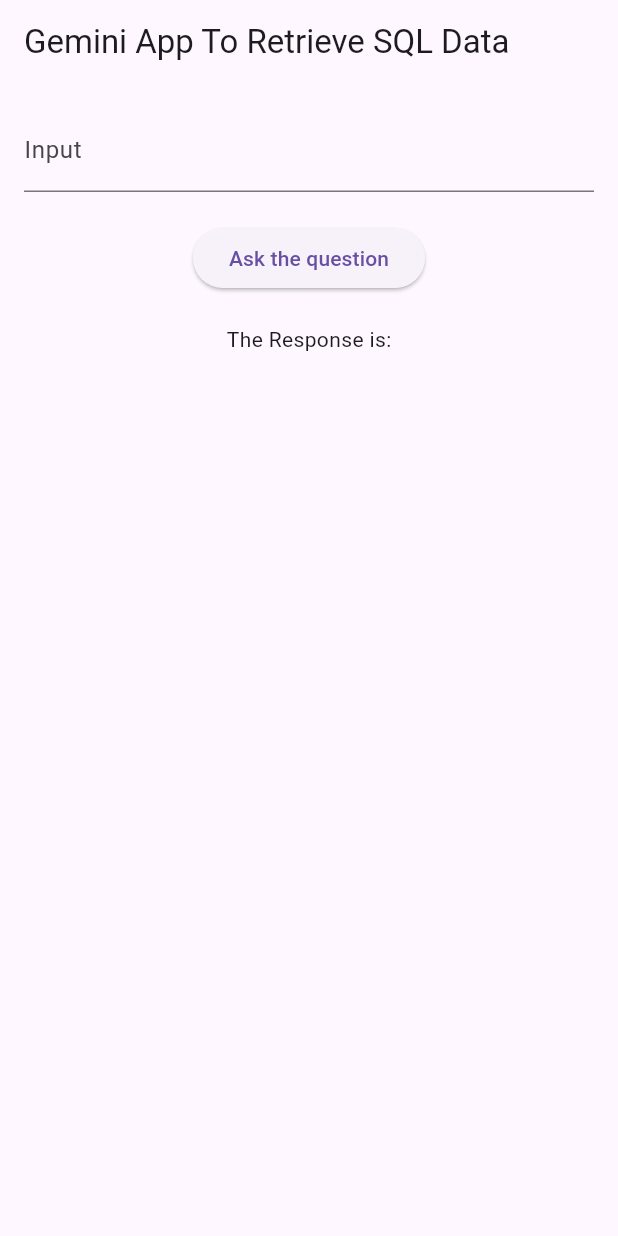
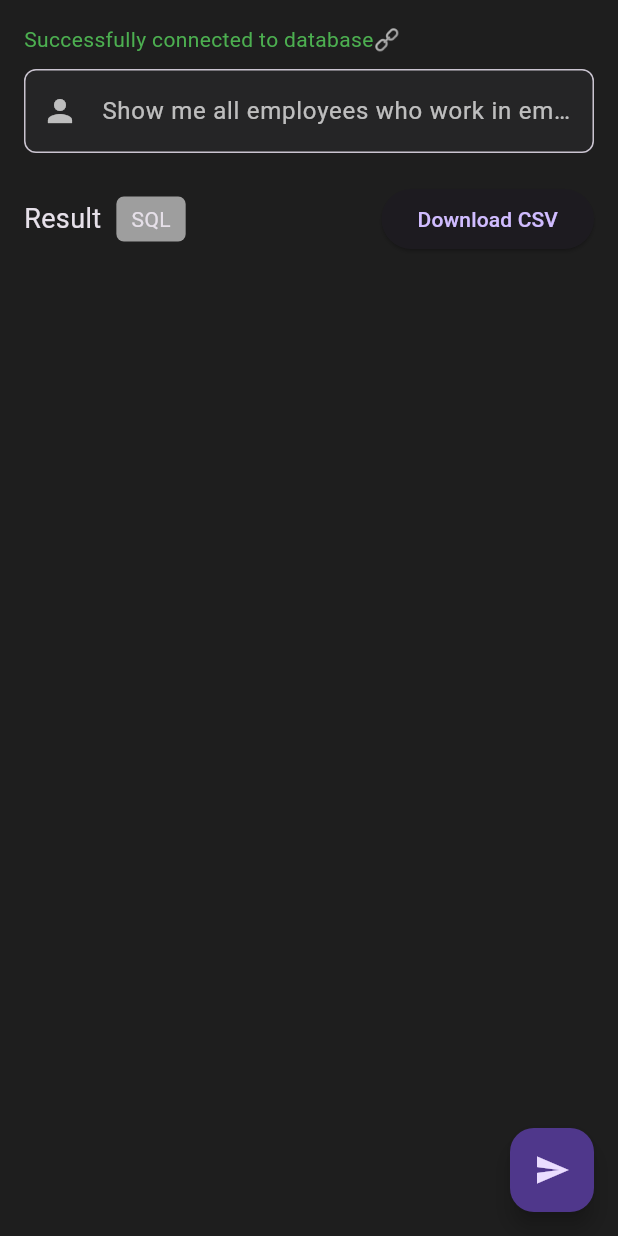
Before and after one commit to arshak-codes/DataGenie.Ai-1.0, a Flutter app: the screen it shows after launch, on a phone screen of 412 x 824 dp. Run offline on Flutter 3.47's test engine with Material 3 defaults, Android fonts, the phone set to English and light mode, and no system bars; our stand-ins replace csv.

Commit message:
UI Updates

```diff
--- a/datagenie_win/lib/main.dart
+++ b/datagenie_win/lib/main.dart
@@ -1,6 +1,10 @@
 import 'package:flutter/material.dart';
+import 'package:http/http.dart' as http;
 import 'dart:convert';
-import 'package:http/http.dart' as http;
+import 'package:csv/csv.dart';
+import 'package:path_provider/path_provider.dart';
+import 'dart:io';
+import 'package:path/path.dart' as path;
 
 void main() {
   runApp(MyApp());
@@ -10,74 +14,187 @@
   @override
   Widget build(BuildContext context) {
     return MaterialApp(
-      home: Scaffold(
-        appBar: AppBar(
-          title: Text('Gemini App To Retrieve SQL Data'),
+      title: 'Data Genie',
+      theme: ThemeData(
+        brightness: Brightness.dark,
+        scaffoldBackgroundColor: Color(0xFF1E1E1E),
+      ),
+      home: MyHomePage(),
+    );
+  }
+}
+
+class MyHomePage extends StatefulWidget {
+  @override
+  _MyHomePageState createState() => _MyHomePageState();
+}
+
+class _MyHomePageState extends State<MyHomePage> {
+  final TextEditingController _controller = TextEditingController();
+  List<List<dynamic>> _data = [];
+  String _sqlQuery = '';
+  bool _showSql = false;
+  bool _isLoading = false;
+
+  Future<void> _submit() async {
+    setState(() {
+      _isLoading = true;
+    });
+
+    try {
+      final response = await http.post(
+        Uri.parse('http://127.0.0.1:5000/query'),
+        headers: {'Content-Type': 'application/json'},
+        body: jsonEncode({'question': _controller.text}),
+      );
+
+      if (response.statusCode == 200) {
+        final jsonResponse = jsonDecode(response.body);
+        setState(() {
+          _data = List<List<dynamic>>.from(jsonResponse['data']);
+          _sqlQuery = jsonResponse['sql'];
+          _isLoading = false;
+        });
+      } else {
+        throw Exception('Failed to load response');
+      }
+    } catch (e) {
+      setState(() {
+        _isLoading = false;
+      });
+      ScaffoldMessenger.of(context).showSnackBar(
+        SnackBar(content: Text('Error: ${e.toString()}')),
+      );
+    }
+  }
+
+  Future<void> _downloadCsv() async {
+    if (_data.isEmpty) {
+      ScaffoldMessenger.of(context).showSnackBar(
+        SnackBar(content: Text('No data to download')),
+      );
+      return;
+    }
+
+    try {
+      final csvData = ListToCsvConverter().convert(_data);
+
+      // Get the user's home directory
+      final home = await getDownloadsDirectory() ?? await getApplicationDocumentsDirectory();
+
+      // Create a file in the Downloads folder
+      final file = File(path.join(home.path, 'data_${DateTime.now().millisecondsSinceEpoch}.csv'));
+
+      // Write the CSV data to the file
+      await file.writeAsString(csvData);
+
+      ScaffoldMessenger.of(context).showSnackBar(
+        SnackBar(content: Text('CSV file saved to ${file.path}')),
+      );
+    } catch (e) {
+      ScaffoldMessenger.of(context).showSnackBar(
+        SnackBar(content: Text('Error saving file: ${e.toString()}')),
+      );
+    }
+  }
+
+  @override
+  Widget build(BuildContext context) {
+    return Scaffold(
+      body: Padding(
+        padding: const EdgeInsets.all(16.0),
+        child: Column(
+          crossAxisAlignment: CrossAxisAlignment.start,
+          children: <Widget>[
+            Text(
+              'Successfully connected to database🔗',
+              style: TextStyle(color: Colors.green),
+            ),
+            SizedBox(height: 10),
+            Container(
+              decoration: BoxDecoration(
+                color: Color(0xFF252526),
+                borderRadius: BorderRadius.circular(8),
+              ),
+              child: TextField(
+                controller: _controller,
+                decoration: InputDecoration(
+                  hintText: 'Show me all employees who work in employee dept',
+                  hintStyle: TextStyle(color: Colors.white70),
+                  border: OutlineInputBorder(
+                    borderRadius: BorderRadius.circular(8),
+                  ),
+                  filled: true,
+                  fillColor: Color(0xFF252526),
+                  prefixIcon: Icon(Icons.person, color: Colors.white70),
+                ),
+                style: TextStyle(color: Colors.white),
+              ),
+            ),
+            SizedBox(height: 20),
+            Row(
+              children: [
+                Text('Result', style: TextStyle(fontSize: 18)),
+                SizedBox(width: 10),
+                InkWell(
+                  onTap: () {
+                    setState(() {
+                      _showSql = !_showSql;
+                    });
+                  },
+                  child: Container(
+                    padding: EdgeInsets.symmetric(horizontal: 10, vertical: 5),
+                    decoration: BoxDecoration(
+                      color: _showSql ? Colors.blue : Colors.grey,
+                      borderRadius: BorderRadius.circular(5),
+                    ),
+                    child: Text('SQL'),
+                  ),
+                ),
+                Spacer(),
+                ElevatedButton(
+                  onPressed: _downloadCsv,
+                  child: Text('Download CSV'),
+                ),
+              ],
+            ),
+            SizedBox(height: 10),
+            if (_isLoading)
+              Center(child: CircularProgressIndicator())
+            else if (_showSql)
+              Container(
+                padding: EdgeInsets.all(10),
+                decoration: BoxDecoration(
+                  color: Color(0xFF252526),
+                  borderRadius: BorderRadius.circular(5),
+                ),
+                child: Text(_sqlQuery),
+              )
+            else if (_data.isNotEmpty)
+              Expanded(
+                child: SingleChildScrollView(
+                  scrollDirection: Axis.vertical,
+                  child: SingleChildScrollView(
+                    scrollDirection: Axis.horizontal,
+                    child: DataTable(
+                      columns: _data[0].map((item) => DataColumn(label: Text(item.toString()))).toList(),
+                      rows: _data.sublist(1).map((row) => DataRow(
+                        cells: row.map((cell) => DataCell(Text(cell.toString()))).toList(),
+                      )).toList(),
+                    ),
+                  ),
+                ),
+              ),
+            SizedBox(height: 10),
+            if (_data.isNotEmpty)
+              Text('1 to ${_data.length - 1} of ${_data.length - 1}', style: TextStyle(color: Colors.white70)),
+          ],
         ),
-        body: MyForm(),
+      ),
+      floatingActionButton: FloatingActionButton(
+        onPressed: _submit,
+        child: Icon(Icons.send),
       ),
     );
   }
 }
-
-class MyForm extends StatefulWidget {
-  @override
-  _MyFormState createState() => _MyFormState();
-}
-
-class _MyFormState extends State<MyForm> {
-  final TextEditingController _controller = TextEditingController();
-  String _response = '';
-
-  void _submit() async {
-    String question = _controller.text;
-    String response = await getGeminiResponse(question);
-    setState(() {
-      _response = response;
-    });
-  }
-
-  @override
-  Widget build(BuildContext context) {
-    return Padding(
-      padding: const EdgeInsets.all(16.0),
-      child: Column(
-        children: <Widget>[
-          TextField(
-            controller: _controller,
-            decoration: InputDecoration(
-              labelText: 'Input',
-            ),
-          ),
-          SizedBox(height: 20),
-          ElevatedButton(
-            onPressed: _submit,
-            child: Text('Ask the question'),
-          ),
-          SizedBox(height: 20),
-          Text('The Response is:'),
-          SizedBox(height: 10),
-          Text(_response),
-        ],
-      ),
-    );
-  }
-}
-
-Future<String> getGeminiResponse(String question) async {
-  final response = await http.post(
-    Uri.parse('http://127.0.0.1:5000/query'),
-    headers: <String, String>{
-      'Content-Type': 'application/json; charset=UTF-8',
-    },
-    body: jsonEncode(<String, String>{
-      'question': question,
-    }),
-  );
-
-  if (response.statusCode == 200) {
-    return response.body;
-  } else {
-    throw Exception('Failed to load response');
-  }
-}
--- a/datagenie_win/pubspec.yaml
+++ b/datagenie_win/pubspec.yaml
@@ -31,6 +31,9 @@
   flutter:
     sdk: flutter
   http: ^1.2.1 # Specify the version you need
+  csv: ^6.0.0
+  path_provider: ^2.1.3
+  permission_handler: ^11.3.1
 
 
   # The following adds the Cupertino Icons font to your application.
```
Also changed, not shown: datagenie_win/pubspec.lock, 4 other files.
